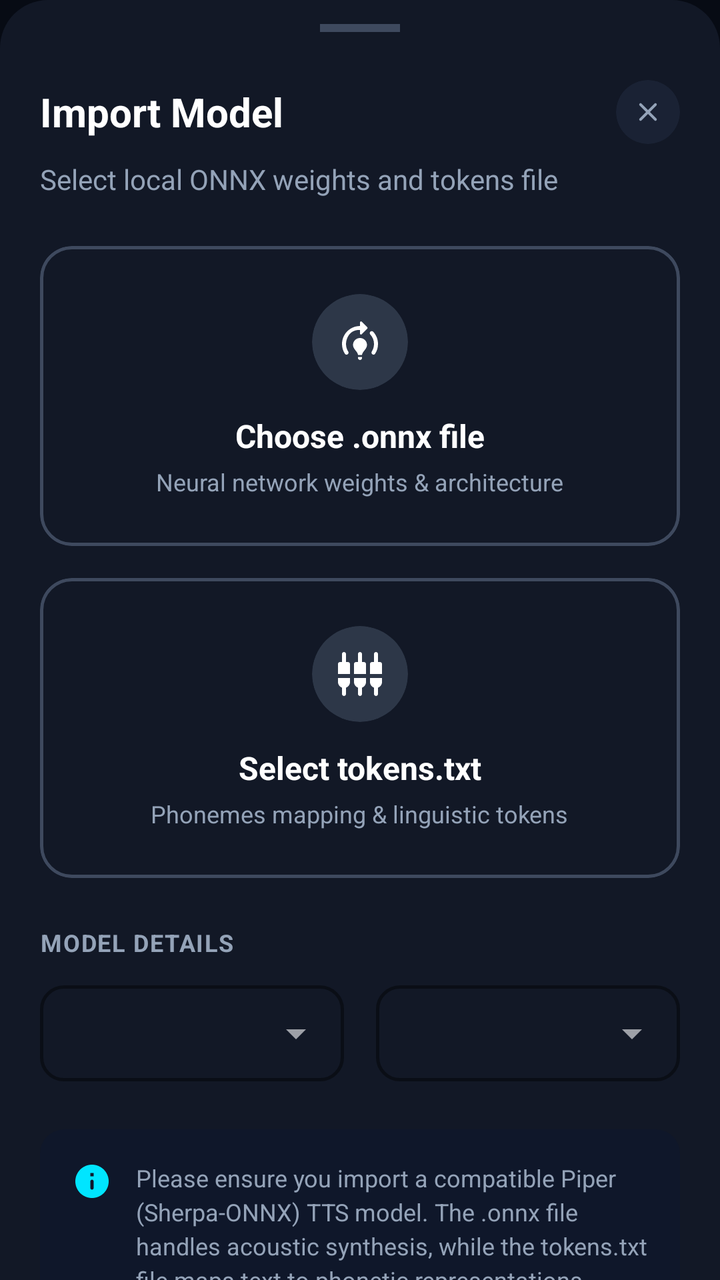
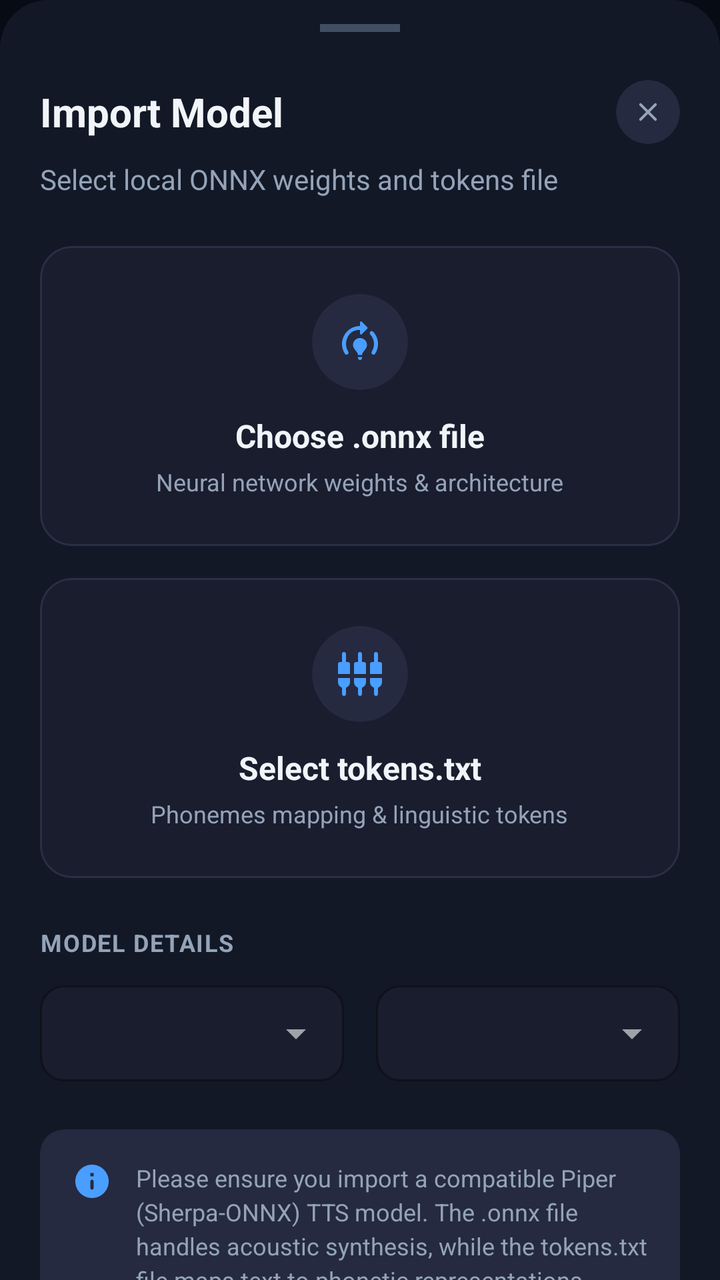

Before-and-after screenshots of an Android layout around one commit, followed by the original layout XML and the change that was made.
<!-- AndroidManifest.xml: application theme AppTheme -->
<!-- res/layout/dialog_import_model.xml -->
<androidx.core.widget.NestedScrollView
	xmlns:android="http://schemas.android.com/apk/res/android"
	xmlns:app="http://schemas.android.com/apk/res-auto"
	xmlns:tools="http://schemas.android.com/tools"
	android:layout_width="match_parent"
	android:layout_height="wrap_content"
	android:background="@drawable/bg_bottom_sheet"
	android:fillViewport="true">
	<LinearLayout
		android:id="@+id/linear2"
		android:layout_width="match_parent"
		android:layout_height="wrap_content"
		android:paddingTop="12dp"
		android:paddingBottom="48dp"
		android:orientation="vertical"
		android:paddingStart="20dp"
		android:paddingEnd="20dp">
		<View
			android:id="@+id/view7"
			android:layout_width="40dp"
			android:layout_height="4dp"
			android:layout_marginBottom="24dp"
			android:background="#3E495E"
			android:layout_gravity="center_horizontal" />
		<RelativeLayout
			android:id="@+id/relativelayout2"
			android:layout_width="match_parent"
			android:layout_height="wrap_content"
			android:layout_marginBottom="8dp">
			<TextView
				android:id="@+id/textview10"
				android:layout_width="wrap_content"
				android:layout_height="wrap_content"
				android:text="Import Model"
				android:textSize="20sp"
				android:textStyle="bold"
				android:textColor="#FFFFFF"
				android:focusable="false"
				android:layout_centerVertical="true" />
			<com.google.android.material.card.MaterialCardView
				android:id="@+id/btn_close"
				android:layout_width="32dp"
				android:layout_height="32dp"
				app:cardBackgroundColor="#1A2234"
				app:cardCornerRadius="16dp"
				app:strokeWidth="0dp"
				android:layout_alignParentEnd="true"
				android:layout_centerVertical="true">
				<ImageView
					android:id="@+id/imageview7"
					android:layout_width="match_parent"
					android:layout_height="match_parent"
					android:padding="8dp"
					android:src="@drawable/ic_close"
					android:scaleType="fitCenter"
					android:focusable="false"
					app:tint="#94A3B8" />
			</com.google.android.material.card.MaterialCardView>
		</RelativeLayout>
		<TextView
			android:id="@+id/textview11"
			android:layout_width="wrap_content"
			android:layout_height="wrap_content"
			android:layout_marginBottom="24dp"
			android:text="Select local ONNX weights and tokens file"
			android:textSize="14sp"
			android:textColor="#94A3B8"
			android:focusable="false" />
		<com.google.android.material.card.MaterialCardView
			android:id="@+id/btn_choose_onnx"
			android:layout_width="match_parent"
			android:layout_height="wrap_content"
			android:layout_marginBottom="16dp"
			app:cardBackgroundColor="#121826"
			app:cardCornerRadius="16dp"
			app:cardElevation="0dp"
			app:strokeColor="#3E495E"
			app:strokeWidth="1.5dp">
			<LinearLayout
				android:id="@+id/linear8"
				android:layout_width="match_parent"
				android:layout_height="wrap_content"
				android:padding="24dp"
				android:gravity="center_horizontal|center_vertical"
				android:orientation="vertical">
				<com.google.android.material.card.MaterialCardView
					android:id="@+id/cardview5"
					android:layout_width="48dp"
					android:layout_height="48dp"
					app:cardBackgroundColor="#2D3748"
					app:cardCornerRadius="24dp"
					app:strokeWidth="0dp">
					<ImageView
						android:id="@+id/imageview8"
						android:layout_width="match_parent"
						android:layout_height="match_parent"
						android:padding="12dp"
						android:src="@drawable/icon_model_selected"
						android:scaleType="fitCenter"
						android:focusable="false"
						app:tint="#FFFFFF" />
				</com.google.android.material.card.MaterialCardView>
				<TextView
					android:id="@+id/onnx_name_tv"
					android:layout_width="wrap_content"
					android:layout_height="wrap_content"
					android:layout_marginTop="12dp"
					android:text="Choose .onnx file"
					android:textSize="16sp"
					android:textStyle="bold"
					android:textColor="#FFFFFF"
					android:focusable="false" />
				<TextView
					android:id="@+id/textview13"
					android:layout_width="wrap_content"
					android:layout_height="wrap_content"
					android:layout_marginTop="4dp"
					android:text="Neural network weights &amp; architecture"
					android:textSize="12sp"
					android:textColor="#94A3B8"
					android:focusable="false" />
			</LinearLayout>
		</com.google.android.material.card.MaterialCardView>
		<com.google.android.material.card.MaterialCardView
			android:id="@+id/btn_select_tokens"
			android:layout_width="match_parent"
			android:layout_height="wrap_content"
			android:layout_marginBottom="24dp"
			app:cardBackgroundColor="#121826"
			app:cardCornerRadius="16dp"
			app:cardElevation="0dp"
			app:strokeColor="#3E495E"
			app:strokeWidth="1.5dp">
			<LinearLayout
				android:id="@+id/linear10"
				android:layout_width="match_parent"
				android:layout_height="wrap_content"
				android:padding="24dp"
				android:gravity="center_horizontal|center_vertical"
				android:orientation="vertical">
				<com.google.android.material.card.MaterialCardView
					android:id="@+id/cardview7"
					android:layout_width="48dp"
					android:layout_height="48dp"
					app:cardBackgroundColor="#2D3748"
					app:cardCornerRadius="24dp"
					app:strokeWidth="0dp">
					<ImageView
						android:id="@+id/imageview10"
						android:layout_width="match_parent"
						android:layout_height="match_parent"
						android:padding="12dp"
						android:src="@drawable/ic_settings_list"
						android:scaleType="fitCenter"
						android:focusable="false"
						app:tint="#FFFFFF" />
				</com.google.android.material.card.MaterialCardView>
				<TextView
					android:id="@+id/tokens_txt_tv"
					android:layout_width="wrap_content"
					android:layout_height="wrap_content"
					android:layout_marginTop="12dp"
					android:text="Select tokens.txt"
					android:textSize="16sp"
					android:textStyle="bold"
					android:textColor="#FFFFFF"
					android:focusable="false" />
				<TextView
					android:id="@+id/textview16"
					android:layout_width="wrap_content"
					android:layout_height="wrap_content"
					android:layout_marginTop="4dp"
					android:text="Phonemes mapping &amp; linguistic tokens"
					android:textSize="12sp"
					android:textColor="#94A3B8"
					android:focusable="false" />
			</LinearLayout>
		</com.google.android.material.card.MaterialCardView>
		<TextView
			android:id="@+id/textview2"
			android:layout_width="wrap_content"
			android:layout_height="wrap_content"
			android:layout_marginBottom="8dp"
			android:text="MODEL DETAILS"
			android:textSize="12sp"
			android:textStyle="bold"
			android:textColor="#94A3B8"
			android:focusable="false"
			android:letterSpacing="0.05" />
		<LinearLayout
			android:id="@+id/linear4"
			android:layout_width="match_parent"
			android:layout_height="wrap_content"
			android:layout_marginBottom="24dp"
			android:orientation="horizontal"
			android:baselineAligned="false">
			<LinearLayout
				android:id="@+id/linear5"
				android:layout_width="0dp"
				android:layout_height="wrap_content"
				android:orientation="vertical"
				android:layout_weight="1"
				android:layout_marginEnd="8dp">
				<com.google.android.material.textfield.TextInputLayout
					android:id="@+id/textinputlayout3"
					android:layout_width="match_parent"
					android:layout_height="wrap_content"
					style="@style/Widget.MaterialComponents.TextInputLayout.OutlinedBox.ExposedDropdownMenu"
					app:boxBackgroundColor="#121826"
					app:boxStrokeColor="#1A2234"
					app:boxStrokeWidth="1.5dp"
					app:boxCornerRadiusTopStart="12dp"
					app:boxCornerRadiusTopEnd="12dp"
					app:boxCornerRadiusBottomStart="12dp"
					app:boxCornerRadiusBottomEnd="12dp"
					app:hintTextColor="#94A3B8">
					<AutoCompleteTextView
						android:id="@+id/dropdown_lang"
						android:layout_width="match_parent"
						android:layout_height="match_parent"
						android:paddingTop="14dp"
						android:paddingBottom="14dp"
						android:textSize="14sp"
						android:textColor="#FFFFFF"
						android:focusable="false"
						android:popupBackground="#1A2234" />
				</com.google.android.material.textfield.TextInputLayout>
			</LinearLayout>
			<LinearLayout
				android:id="@+id/linear6"
				android:layout_width="0dp"
				android:layout_height="wrap_content"
				android:orientation="vertical"
				android:layout_weight="1"
				android:layout_marginStart="8dp">
				<com.google.android.material.textfield.TextInputLayout
					android:id="@+id/textinputlayout4"
					android:layout_width="match_parent"
					android:layout_height="wrap_content"
					style="@style/Widget.MaterialComponents.TextInputLayout.OutlinedBox.ExposedDropdownMenu"
					app:boxBackgroundColor="#121826"
					app:boxStrokeColor="#1A2234"
					app:boxStrokeWidth="1.5dp"
					app:boxCornerRadiusTopStart="12dp"
					app:boxCornerRadiusTopEnd="12dp"
					app:boxCornerRadiusBottomStart="12dp"
					app:boxCornerRadiusBottomEnd="12dp"
					app:hintTextColor="#94A3B8">
					<AutoCompleteTextView
						android:id="@+id/dropdown_gender"
						android:layout_width="match_parent"
						android:layout_height="match_parent"
						android:paddingTop="14dp"
						android:paddingBottom="14dp"
						android:textSize="14sp"
						android:textColor="#FFFFFF"
						android:focusable="false"
						android:popupBackground="#1A2234" />
				</com.google.android.material.textfield.TextInputLayout>
			</LinearLayout>
		</LinearLayout>
		<com.google.android.material.card.MaterialCardView
			android:id="@+id/cardview8"
			android:layout_width="match_parent"
			android:layout_height="wrap_content"
			android:layout_marginBottom="28dp"
			app:cardBackgroundColor="#0F172A"
			app:cardCornerRadius="12dp"
			app:strokeWidth="0dp">
			<LinearLayout
				android:id="@+id/linear11"
				android:layout_width="match_parent"
				android:layout_height="wrap_content"
				android:padding="16dp"
				android:orientation="horizontal">
				<ImageView
					android:id="@+id/imageview11"
					android:layout_width="20dp"
					android:layout_height="20dp"
					android:src="@drawable/ic_info"
					android:scaleType="fitCenter"
					android:focusable="false"
					app:tint="#00E5FF" />
				<TextView
					android:id="@+id/info_tv"
					android:layout_width="0dp"
					android:layout_height="wrap_content"
					android:text="Please ensure you import a compatible Piper (Sherpa-ONNX) TTS model. The .onnx file handles acoustic synthesis, while the tokens.txt file maps text to phonetic representations. Importing other ONNX models (like Kokoro) is not supported and may cause the app to crash"
					android:textSize="12sp"
					android:textColor="#94A3B8"
					android:layout_weight="1"
					android:focusable="false"
					android:layout_marginStart="12dp"
					android:lineSpacingExtra="3dp" />
			</LinearLayout>
		</com.google.android.material.card.MaterialCardView>
		<com.google.android.material.card.MaterialCardView
			android:id="@+id/btn_import_to_library"
			android:layout_width="match_parent"
			android:layout_height="54dp"
			app:cardBackgroundColor="#00E5FF"
			app:cardCornerRadius="27dp"
			app:cardElevation="0dp"
			app:strokeWidth="0dp">
			<LinearLayout
				android:id="@+id/linear12"
				android:layout_width="match_parent"
				android:layout_height="match_parent"
				android:gravity="center_horizontal|center_vertical"
				android:orientation="horizontal">
				<ImageView
					android:id="@+id/imageview12"
					android:layout_width="24dp"
					android:layout_height="24dp"
					android:src="@drawable/ic_download"
					android:scaleType="fitCenter"
					android:focusable="false"
					app:tint="#FFFFFF" />
				<TextView
					android:id="@+id/textview18"
					android:layout_width="wrap_content"
					android:layout_height="wrap_content"
					android:text="Import to Library"
					android:textSize="18sp"
					android:textStyle="bold"
					android:textColor="#FFFFFF"
					android:focusable="false"
					android:layout_marginStart="12dp" />
			</LinearLayout>
		</com.google.android.material.card.MaterialCardView>
	</LinearLayout>
</androidx.core.widget.NestedScrollView>
<!-- resources referenced by this layout -->
<resources>
  <!-- drawable bg_bottom_sheet (drawable) -->
  <?xml version="1.0" encoding="utf-8"?>
  <shape xmlns:android="http://schemas.android.com/apk/res/android" android:shape="rectangle">
      <solid android:color="#121826" />
      
      <corners
          android:topLeftRadius="24dp"
          android:topRightRadius="24dp"
          android:bottomLeftRadius="0dp"
          android:bottomRightRadius="0dp" />
  </shape>
  <!-- drawable ic_close (drawable-xhdpi) -->
  <?xml version='1.0' encoding='UTF-8' standalone='yes' ?>
  <vector xmlns:android="http://schemas.android.com/apk/res/android" android:width="48dp" android:height="48dp" android:viewportWidth="24.0" android:viewportHeight="24.0"><path android:pathData="M18.3 5.71a.996.996 0 0 0-1.41 0L12 10.59L7.11 5.7A.996.996 0 1 0 5.7 7.11L10.59 12L5.7 16.89a.996.996 0 1 0 1.41 1.41L12 13.41l4.89 4.89a.996.996 0 1 0 1.41-1.41L13.41 12l4.89-4.89c.38-.38.38-1.02 0-1.4z" android:fillColor="#94A3B8" /></vector>
  <!-- drawable ic_download (drawable-xhdpi) -->
  <?xml version='1.0' encoding='UTF-8' standalone='yes' ?>
  <vector xmlns:android="http://schemas.android.com/apk/res/android" android:width="48dp" android:height="48dp" android:viewportWidth="24.0" android:viewportHeight="24.0"><path android:pathData="M16.59 9H15V4c0-.55-.45-1-1-1h-4c-.55 0-1 .45-1 1v5H7.41c-.89 0-1.34 1.08-.71 1.71l4.59 4.59c.39.39 1.02.39 1.41 0l4.59-4.59c.63-.63.19-1.71-.7-1.71zM5 19c0 .55.45 1 1 1h12c.55 0 1-.45 1-1s-.45-1-1-1H6c-.55 0-1 .45-1 1z" android:fillColor="#94A3B8" /></vector>
  <!-- drawable ic_info (drawable-xhdpi) -->
  <?xml version='1.0' encoding='UTF-8' standalone='yes' ?>
  <vector xmlns:android="http://schemas.android.com/apk/res/android" android:width="48dp" android:height="48dp" android:viewportWidth="24.0" android:viewportHeight="24.0"><path android:pathData="M12 2C6.48 2 2 6.48 2 12s4.48 10 10 10s10-4.48 10-10S17.52 2 12 2zm0 15c-.55 0-1-.45-1-1v-4c0-.55.45-1 1-1s1 .45 1 1v4c0 .55-.45 1-1 1zm1-8h-2V7h2v2z" android:fillColor="#94A3B8" /></vector>
  <!-- drawable ic_settings_list (drawable-xhdpi) -->
  <?xml version='1.0' encoding='UTF-8' standalone='yes' ?>
  <vector xmlns:android="http://schemas.android.com/apk/res/android" android:width="48dp" android:height="48dp" android:viewportWidth="24.0" android:viewportHeight="24.0"><path android:pathData="M5 2c0-.55-.45-1-1-1s-1 .45-1 1v4H2c-.55 0-1 .45-1 1v5h6V7c0-.55-.45-1-1-1H5V2zm4 14c0 1.3.84 2.4 2 2.82V22c0 .55.45 1 1 1s1-.45 1-1v-3.18c1.16-.41 2-1.51 2-2.82v-2H9v2zm-8 0c0 1.3.84 2.4 2 2.82V22c0 .55.45 1 1 1s1-.45 1-1v-3.18C6.16 18.4 7 17.3 7 16v-2H1v2zM21 6V2c0-.55-.45-1-1-1s-1 .45-1 1v4h-1c-.55 0-1 .45-1 1v5h6V7c0-.55-.45-1-1-1h-1zm-8-4c0-.55-.45-1-1-1s-1 .45-1 1v4h-1c-.55 0-1 .45-1 1v5h6V7c0-.55-.45-1-1-1h-1V2zm4 14c0 1.3.84 2.4 2 2.82V22c0 .55.45 1 1 1s1-.45 1-1v-3.18c1.16-.41 2-1.51 2-2.82v-2h-6v2z" android:fillColor="#94A3B8" /></vector>
  <color name="colorPrimary">#00E5FF</color>
  <color name="colorOnPrimary">#F8FAFC</color>
  <color name="colorSecondary">#2979FF</color>
  <color name="colorSurface">#121826</color>
  <color name="colorSurfaceVariant">#1A2234</color>
  <color name="colorOnSurface">#F8FAFC</color>
  <color name="colorOnBackground">#F8FAFC</color>
  <color name="colorAccent">#00E5FF</color>
  <color name="colorBackground">#070B14</color>
  <!-- unchanged entries left out for length: 2 -->
</resources>

<!-- the commit's change to res/layout/dialog_import_model.xml (unified diff, before → after) -->
@@ -6,6 +6,7 @@
 	android:layout_height="wrap_content"
 	android:background="@drawable/bg_bottom_sheet"
 	android:fillViewport="true">
+	
 	<LinearLayout
 		android:id="@+id/linear2"
 		android:layout_width="match_parent"
@@ -15,18 +16,21 @@
 		android:orientation="vertical"
 		android:paddingStart="20dp"
 		android:paddingEnd="20dp">
+		
 		<View
 			android:id="@+id/view7"
 			android:layout_width="40dp"
 			android:layout_height="4dp"
 			android:layout_marginBottom="24dp"
-			android:background="#3E495E"
+			android:background="#414D63"
 			android:layout_gravity="center_horizontal" />
+			
 		<RelativeLayout
 			android:id="@+id/relativelayout2"
 			android:layout_width="match_parent"
 			android:layout_height="wrap_content"
 			android:layout_marginBottom="8dp">
+			
 			<TextView
 				android:id="@+id/textview10"
 				android:layout_width="wrap_content"
@@ -34,14 +38,15 @@
 				android:text="Import Model"
 				android:textSize="20sp"
 				android:textStyle="bold"
-				android:textColor="#FFFFFF"
+				android:textColor="#F1F5F9"
 				android:focusable="false"
 				android:layout_centerVertical="true" />
+				
 			<com.google.android.material.card.MaterialCardView
 				android:id="@+id/btn_close"
 				android:layout_width="32dp"
 				android:layout_height="32dp"
-				app:cardBackgroundColor="#1A2234"
+				app:cardBackgroundColor="#252A40"
 				app:cardCornerRadius="16dp"
 				app:strokeWidth="0dp"
 				android:layout_alignParentEnd="true"
@@ -57,6 +62,7 @@
 					app:tint="#94A3B8" />
 			</com.google.android.material.card.MaterialCardView>
 		</RelativeLayout>
+		
 		<TextView
 			android:id="@+id/textview11"
 			android:layout_width="wrap_content"
@@ -66,16 +72,17 @@
 			android:textSize="14sp"
 			android:textColor="#94A3B8"
 			android:focusable="false" />
+			
 		<com.google.android.material.card.MaterialCardView
 			android:id="@+id/btn_choose_onnx"
 			android:layout_width="match_parent"
 			android:layout_height="wrap_content"
 			android:layout_marginBottom="16dp"
-			app:cardBackgroundColor="#121826"
+			app:cardBackgroundColor="#1A1D2E"
 			app:cardCornerRadius="16dp"
 			app:cardElevation="0dp"
-			app:strokeColor="#3E495E"
-			app:strokeWidth="1.5dp">
+			app:strokeColor="#2A2F45"
+			app:strokeWidth="1dp">
 			<LinearLayout
 				android:id="@+id/linear8"
 				android:layout_width="match_parent"
@@ -87,7 +94,7 @@
 					android:id="@+id/cardview5"
 					android:layout_width="48dp"
 					android:layout_height="48dp"
-					app:cardBackgroundColor="#2D3748"
+					app:cardBackgroundColor="#252A40"
 					app:cardCornerRadius="24dp"
 					app:strokeWidth="0dp">
 					<ImageView
@@ -98,7 +105,7 @@
 						android:src="@drawable/icon_model_selected"
 						android:scaleType="fitCenter"
 						android:focusable="false"
-						app:tint="#FFFFFF" />
+						app:tint="#4A9EFF" />
 				</com.google.android.material.card.MaterialCardView>
 				<TextView
 					android:id="@+id/onnx_name_tv"
@@ -108,7 +115,7 @@
 					android:text="Choose .onnx file"
 					android:textSize="16sp"
 					android:textStyle="bold"
-					android:textColor="#FFFFFF"
+					android:textColor="#F1F5F9"
 					android:focusable="false" />
 				<TextView
 					android:id="@+id/textview13"
@@ -121,16 +128,17 @@
 					android:focusable="false" />
 			</LinearLayout>
 		</com.google.android.material.card.MaterialCardView>
+		
 		<com.google.android.material.card.MaterialCardView
 			android:id="@+id/btn_select_tokens"
 			android:layout_width="match_parent"
 			android:layout_height="wrap_content"
 			android:layout_marginBottom="24dp"
-			app:cardBackgroundColor="#121826"
+			app:cardBackgroundColor="#1A1D2E"
 			app:cardCornerRadius="16dp"
 			app:cardElevation="0dp"
-			app:strokeColor="#3E495E"
-			app:strokeWidth="1.5dp">
+			app:strokeColor="#2A2F45"
+			app:strokeWidth="1dp">
 			<LinearLayout
 				android:id="@+id/linear10"
 				android:layout_width="match_parent"
@@ -142,7 +150,7 @@
 					android:id="@+id/cardview7"
 					android:layout_width="48dp"
 					android:layout_height="48dp"
-					app:cardBackgroundColor="#2D3748"
+					app:cardBackgroundColor="#252A40"
 					app:cardCornerRadius="24dp"
 					app:strokeWidth="0dp">
 					<ImageView
@@ -153,7 +161,7 @@
 						android:src="@drawable/ic_settings_list"
 						android:scaleType="fitCenter"
 						android:focusable="false"
-						app:tint="#FFFFFF" />
+						app:tint="#4A9EFF" />
 				</com.google.android.material.card.MaterialCardView>
 				<TextView
 					android:id="@+id/tokens_txt_tv"
@@ -163,7 +171,7 @@
 					android:text="Select tokens.txt"
 					android:textSize="16sp"
 					android:textStyle="bold"
-					android:textColor="#FFFFFF"
+					android:textColor="#F1F5F9"
 					android:focusable="false" />
 				<TextView
 					android:id="@+id/textview16"
@@ -176,6 +184,7 @@
 					android:focusable="false" />
 			</LinearLayout>
 		</com.google.android.material.card.MaterialCardView>
+		
 		<TextView
 			android:id="@+id/textview2"
 			android:layout_width="wrap_content"
@@ -187,6 +196,7 @@
 			android:textColor="#94A3B8"
 			android:focusable="false"
 			android:letterSpacing="0.05" />
+			
 		<LinearLayout
 			android:id="@+id/linear4"
 			android:layout_width="match_parent"
@@ -194,6 +204,7 @@
 			android:layout_marginBottom="24dp"
 			android:orientation="horizontal"
 			android:baselineAligned="false">
+			
 			<LinearLayout
 				android:id="@+id/linear5"
 				android:layout_width="0dp"
@@ -206,9 +217,9 @@
 					android:layout_width="match_parent"
 					android:layout_height="wrap_content"
 					style="@style/Widget.MaterialComponents.TextInputLayout.OutlinedBox.ExposedDropdownMenu"
-					app:boxBackgroundColor="#121826"
-					app:boxStrokeColor="#1A2234"
-					app:boxStrokeWidth="1.5dp"
+					app:boxBackgroundColor="#1A1D2E"
+					app:boxStrokeColor="#2A2F45"
+					app:boxStrokeWidth="1dp"
 					app:boxCornerRadiusTopStart="12dp"
 					app:boxCornerRadiusTopEnd="12dp"
 					app:boxCornerRadiusBottomStart="12dp"
@@ -221,11 +232,12 @@
 						android:paddingTop="14dp"
 						android:paddingBottom="14dp"
 						android:textSize="14sp"
-						android:textColor="#FFFFFF"
+						android:textColor="#F1F5F9"
 						android:focusable="false"
-						android:popupBackground="#1A2234" />
+						android:popupBackground="#1A1D2E" />
 				</com.google.android.material.textfield.TextInputLayout>
 			</LinearLayout>
+			
 			<LinearLayout
 				android:id="@+id/linear6"
 				android:layout_width="0dp"
@@ -238,9 +250,9 @@
 					android:layout_width="match_parent"
 					android:layout_height="wrap_content"
 					style="@style/Widget.MaterialComponents.TextInputLayout.OutlinedBox.ExposedDropdownMenu"
-					app:boxBackgroundColor="#121826"
-					app:boxStrokeColor="#1A2234"
-					app:boxStrokeWidth="1.5dp"
+					app:boxBackgroundColor="#1A1D2E"
+					app:boxStrokeColor="#2A2F45"
+					app:boxStrokeWidth="1dp"
 					app:boxCornerRadiusTopStart="12dp"
 					app:boxCornerRadiusTopEnd="12dp"
 					app:boxCornerRadiusBottomStart="12dp"
@@ -253,18 +265,19 @@
 						android:paddingTop="14dp"
 						android:paddingBottom="14dp"
 						android:textSize="14sp"
-						android:textColor="#FFFFFF"
+						android:textColor="#F1F5F9"
 						android:focusable="false"
-						android:popupBackground="#1A2234" />
+						android:popupBackground="#1A1D2E" />
 				</com.google.android.material.textfield.TextInputLayout>
 			</LinearLayout>
 		</LinearLayout>
+		
 		<com.google.android.material.card.MaterialCardView
 			android:id="@+id/cardview8"
 			android:layout_width="match_parent"
 			android:layout_height="wrap_content"
 			android:layout_marginBottom="28dp"
-			app:cardBackgroundColor="#0F172A"
+			app:cardBackgroundColor="#252A40"
 			app:cardCornerRadius="12dp"
 			app:strokeWidth="0dp">
 			<LinearLayout
@@ -280,7 +293,7 @@
 					android:src="@drawable/ic_info"
 					android:scaleType="fitCenter"
 					android:focusable="false"
-					app:tint="#00E5FF" />
+					app:tint="#4A9EFF" />
 				<TextView
 					android:id="@+id/info_tv"
 					android:layout_width="0dp"
@@ -294,11 +307,12 @@
 					android:lineSpacingExtra="3dp" />
 			</LinearLayout>
 		</com.google.android.material.card.MaterialCardView>
+		
 		<com.google.android.material.card.MaterialCardView
 			android:id="@+id/btn_import_to_library"
 			android:layout_width="match_parent"
 			android:layout_height="54dp"
-			app:cardBackgroundColor="#00E5FF"
+			app:cardBackgroundColor="#4A9EFF"
 			app:cardCornerRadius="27dp"
 			app:cardElevation="0dp"
 			app:strokeWidth="0dp">
